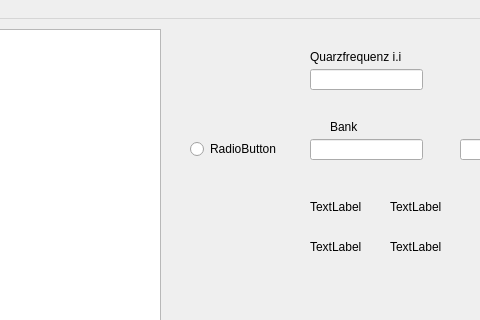
First picture: the form in mainwindow.ui, repository nudeldunker/PIC, before the edit; both pictures show x 370 to 850 and y 0 to 320 of the 1178 by 756 pixel window.
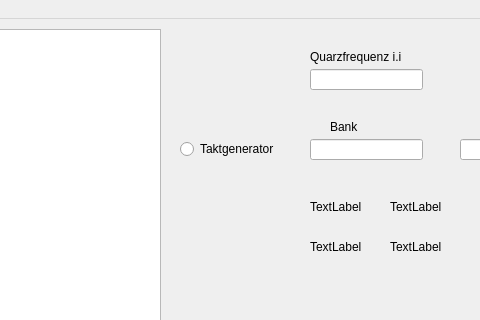
Second picture: the form after the edit.

Commit message: Beschriftung taktgenerator

```diff
--- a/mainwindow.ui
+++ b/mainwindow.ui
@@ -180,14 +180,14 @@
    <widget class="QRadioButton" name="taktstate">
     <property name="geometry">
      <rect>
-      <x>560</x>
+      <x>550</x>
       <y>120</y>
-      <width>102</width>
+      <width>121</width>
       <height>20</height>
      </rect>
     </property>
     <property name="text">
-     <string>RadioButton</string>
+     <string>Taktgenerator</string>
     </property>
    </widget>
    <widget class="QLabel" name="LaufzeitDisplay">
```
The commit also changes 1 other file.
